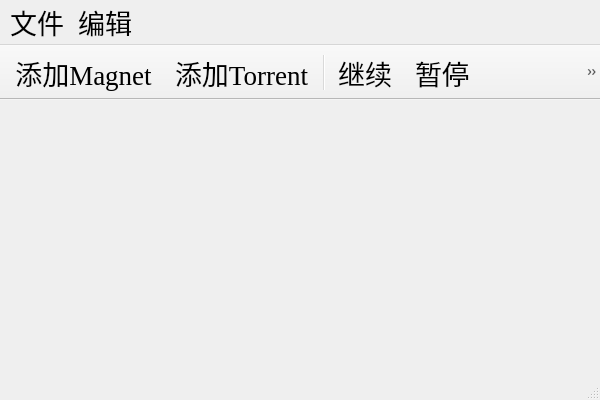
Old version of the form src/ui/mainwindow.ui in the repository ZhouHanyu18/sBittorrent.
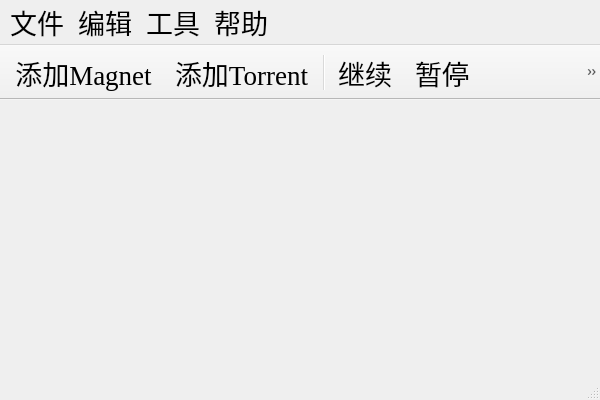
New version of the form. Icons and pictures are not drawn.

```diff
--- a/src/ui/mainwindow.ui
+++ b/src/ui/mainwindow.ui
@@ -12,8 +12,8 @@
   </property>
   <property name="minimumSize">
    <size>
-    <width>20</width>
-    <height>20</height>
+    <width>200</width>
+    <height>100</height>
    </size>
   </property>
   <property name="font">
@@ -84,10 +84,26 @@
     <addaction name="action_6"/>
     <addaction name="action_7"/>
     <addaction name="separator"/>
-    <addaction name="action_9"/>
+    <addaction name="delete_2"/>
+   </widget>
+   <widget class="QMenu" name="menu_3">
+    <property name="title">
+     <string>工具</string>
+    </property>
+    <addaction name="search"/>
+    <addaction name="setting"/>
+   </widget>
+   <widget class="QMenu" name="menu_4">
+    <property name="title">
+     <string>帮助</string>
+    </property>
+    <addaction name="about"/>
+    <addaction name="update"/>
    </widget>
    <addaction name="menu"/>
    <addaction name="menu_2"/>
+   <addaction name="menu_3"/>
+   <addaction name="menu_4"/>
   </widget>
   <widget class="QToolBar" name="mainToolBar">
    <property name="movable">
```
Left out of the diff: 78 changed lines with no effect on the pictures.
